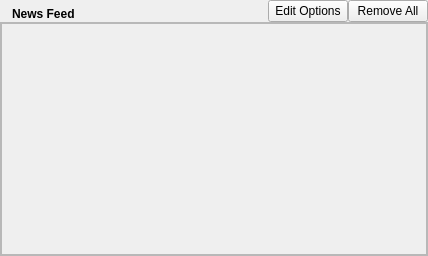
Above: retroshare-gui/src/gui/NewsFeed.ui from RetroShare/RetroShare before the change. Below: the same form after it.
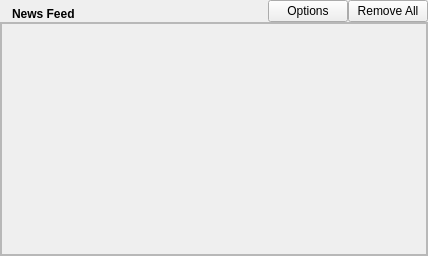
That is the form after the change. Icons and pictures are not drawn.

Commit message: Removed own settings for news feed. Added parameter to RSettingsWin::showYourself to show the options with a specific page. Fixed german language.

Diff of the .ui file:
```diff
--- a/retroshare-gui/src/gui/NewsFeed.ui
+++ b/retroshare-gui/src/gui/NewsFeed.ui
@@ -152,7 +152,7 @@
    <item row="0" column="2">
     <widget class="QPushButton" name="feedOptionsButton">
      <property name="text">
-      <string>Edit Options</string>
+      <string>Options</string>
      </property>
     </widget>
    </item>
```
The commit also changes 9 other files.
